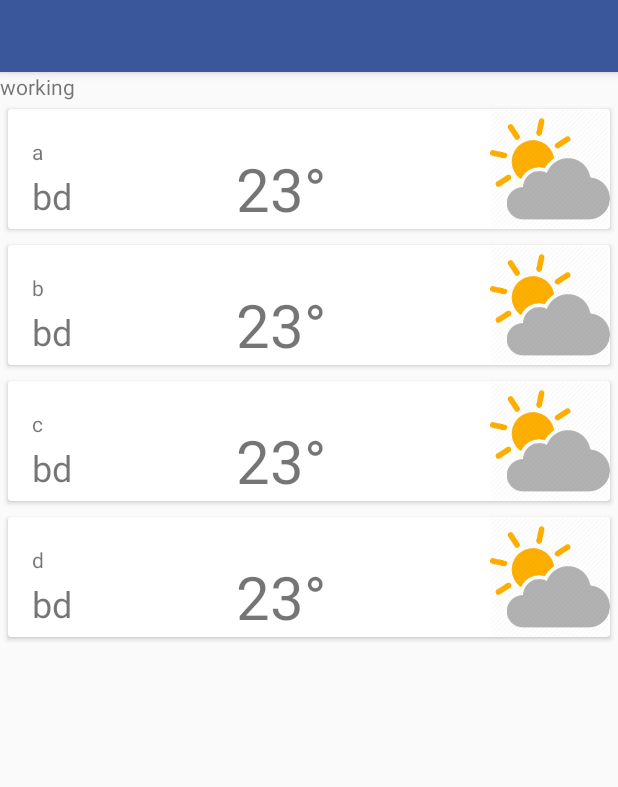
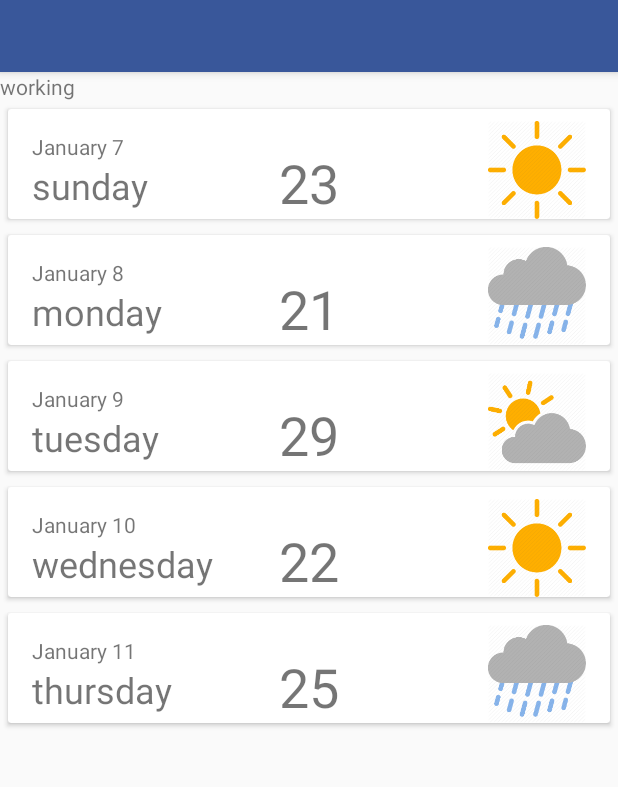
Before and after one commit to sayem-bs23/weather360, an Android app: the screen it shows after launch (MainActivity), tab 2 chosen, on a phone screen of 412 x 824 dp, the part 84-871 px from its top. Run offline under Robolectric (Android 15) with nearby library versions, the phone set to English and light mode, and no system bars.

Commit message:
card decorated, click listener implemented

```diff
--- a/app/src/main/java/com/example/weather/CustomAdapter.kt
+++ b/app/src/main/java/com/example/weather/CustomAdapter.kt
@@ -6,34 +6,41 @@ import android.view.ViewGroup
 import android.widget.ImageView
 import android.widget.TextView
 import androidx.recyclerview.widget.RecyclerView
+import kotlinx.android.synthetic.main.card_details.view.*
 import org.w3c.dom.Text
 
-class CustomAdapter (val userList: ArrayList<User>): RecyclerView.Adapter<CustomAdapter.ViewHolder>(){
+class CustomAdapter (val weatherList: ArrayList<Weather>,  val clickListener: (Weather) -> Unit): RecyclerView.Adapter<CustomAdapter.ViewHolder>(){ //Extend the Adapter
     override fun onCreateViewHolder(parent: ViewGroup, viewType: Int): ViewHolder {
         val v = LayoutInflater.from(parent?.context).inflate(R.layout.card_weather, parent, false)
         return ViewHolder(v)
     }
 
     override fun getItemCount(): Int {
-        return userList.size
+        return weatherList.size
     }
 
     override fun onBindViewHolder(holder: ViewHolder, position: Int) {
-        val user: User = userList[position]
+        val weather: Weather = weatherList[position]
 
-        holder?.textViewName.text = user.name //from data source we are putting the date to the place holder
-        holder?.textViewAddress.text = user.address
-        holder?.imageView_weatherCard.setImageResource(R.mipmap.partly_cloudy)
-
+        holder?.date.text = weather.date //from data source we are putting the date to the place holder
+        holder?.day.text = weather.day
+        holder?.temperature.text = weather.temperature
+        holder?.foreCastImage.setImageResource(weather.getForecastImageSource())
+        holder?.bind(weatherList[position], clickListener)
 
     }
 
 
-    class ViewHolder(itemView: View): RecyclerView.ViewHolder(itemView){
-        val textViewName = itemView.findViewById(R.id.textViewName) as TextView
-        val textViewAddress = itemView.findViewById(R.id.textViewAddress) as TextView
-        val imageView_weatherCard = itemView.findViewById(R.id.weatherCard_imageView) as ImageView
+    class ViewHolder(itemView: View): RecyclerView.ViewHolder(itemView){ //ViewHolder & Click Listener
+        val date = itemView.findViewById(R.id.date_cardTextView) as TextView
+        val day = itemView.findViewById(R.id.day_cardTextView) as TextView
+        val foreCastImage = itemView.findViewById(R.id.weatherCard_imageView) as ImageView
+        val temperature = itemView.findViewById(R.id.temperature__cardTextView) as TextView
 
+        fun bind(weather: Weather, clickListener: (Weather) -> Unit){
+            //TODO: Implement new fragment
+            itemView.setOnClickListener({clickListener(weather)})  //Assign Click Listener to the View Holder
+        }
 
     }
 }
--- a/app/src/main/java/com/example/weather/TenDaysFragment.kt
+++ b/app/src/main/java/com/example/weather/TenDaysFragment.kt
@@ -10,6 +10,7 @@ import android.view.ViewGroup
 import kotlinx.android.synthetic.main.fragment_ten_days.*
 import android.widget.ArrayAdapter
 import android.widget.LinearLayout
+import android.widget.Toast
 import androidx.recyclerview.widget.LinearLayoutManager
 import androidx.recyclerview.widget.RecyclerView
 import java.lang.reflect.Constructor
@@ -22,33 +23,35 @@ class TenDaysFragment: Fragment(){
         savedInstanceState: Bundle?
     ):View? {
         var temp = inflater.inflate(R.layout.fragment_ten_days, container, false)!!
-
-//        var weatherList = listOf<String>("cat", "dog", "cow")
-//        val listViewAdapter = ArrayAdapter<String>(context!!, android.R.layout.simple_list_item_1, weatherList)
-//        weather_list_view.adapter = listViewAdapter
-
-
         return temp
     }
     override fun onViewCreated(view: View, savedInstanceState: Bundle?) {
         super.onViewCreated(view, savedInstanceState)
+        weather_recycler_view.layoutManager = LinearLayoutManager(context)
 
-//        var weatherList = listOf<String>("weather_sunny", "weather_cloudy", "weather_rainy")
-//        val listViewAdapter = ArrayAdapter<String>(view.context, android.R.layout.simple_list_item_1, weatherList)
-//
-//        weather_list_view.adapter = listViewAdapter
+        //load data from api/data-source
+        val weatherList = loadDataFromApi()
+        weather_recycler_view.adapter = CustomAdapter(weatherList, {weather: Weather -> weatherItemClicked(weather)})  //register click handler with the adapter
 
-        weather_recycler_view.layoutManager = LinearLayoutManager(context)
-        val users = ArrayList<User>()
-        users.add(User("a", "bd"))
-        users.add(User("b", "bd"))
-        users.add(User("c", "bd"))
-        users.add(User("d", "bd"))
 
-        weather_recycler_view.adapter = CustomAdapter(users)
+    }
+    fun loadDataFromApi():ArrayList<Weather> {
+        //api format:  xyz.com/date/
+        //return  json like "{ "7/10/2019" : 23}"
+        val weatherList = ArrayList<Weather>()
+        weatherList.add(Weather("January 7", "sunday", "23", ForeCast.SUNNY))
+        weatherList.add(Weather("January 8", "monday", "21", ForeCast.RAIN_HEAVY))
+        weatherList.add(Weather("January 9", "tuesday", "29", ForeCast.PARTLY_CLOUD))
+        weatherList.add(Weather("January 10", "wednesday", "22", ForeCast.SUNNY))
+        weatherList.add(Weather("January 11", "thursday", "25", ForeCast.RAIN_HEAVY))
 
+        return weatherList
+    }
+
+    private fun weatherItemClicked(weather: Weather) {
+        val cat = listOf<String>("cat")
+        Toast.makeText(context, "Clicked: ${weather.day}", Toast.LENGTH_LONG).show()
     }
 
 
-
 }
--- a/app/src/main/java/com/example/weather/User.kt
+++ /dev/null
@@ -1,5 +0,0 @@
-package com.example.weather
-
-data class User(val name:String, val address: String){
-
-}
--- /dev/null
+++ b/app/src/main/java/com/example/weather/Weather.kt
@@ -0,0 +1,22 @@
+package com.example.weather
+
+data class Weather(val date:String, val day: String, val temperature:String, val foreCast: ForeCast){
+    fun getForecastImageSource(): Int{
+        when(foreCast){
+            ForeCast.SUNNY -> return R.mipmap.sunny
+            ForeCast.PARTLY_CLOUD -> return R.mipmap.partly_cloudy
+            ForeCast.RAIN_HEAVY-> return R.mipmap.rain_heavy
+        }
+
+        return R.drawable.ic_launcher_foreground
+    }
+
+
+}
+
+
+enum class ForeCast(val forecastValue: String) {
+    SUNNY("sunny"),
+    PARTLY_CLOUD("partly_cloud"),
+    RAIN_HEAVY("rain_heavy")
+}
--- a/app/src/main/res/layout/card_weather.xml
+++ b/app/src/main/res/layout/card_weather.xml
@@ -16,19 +16,19 @@
             android:layout_height="wrap_content">
 
             <TextView
-                android:id="@+id/textViewName"
+                android:id="@+id/date_cardTextView"
                 android:layout_width="wrap_content"
                 android:layout_height="wrap_content"
                 android:layout_marginStart="16dp"
                 android:layout_marginTop="15dp"
                 android:text="January 7"
-                app:layout_constraintBottom_toTopOf="@+id/textViewAddress"
+                app:layout_constraintBottom_toTopOf="@+id/day_cardTextView"
                 app:layout_constraintStart_toStartOf="parent"
                 app:layout_constraintTop_toTopOf="parent"
                 app:layout_constraintVertical_chainStyle="packed" />
 
             <TextView
-                android:id="@+id/textViewAddress"
+                android:id="@+id/day_cardTextView"
                 android:layout_width="wrap_content"
                 android:layout_height="wrap_content"
                 android:layout_marginStart="16dp"
@@ -40,20 +40,23 @@
 
             <ImageView
                 android:id="@+id/weatherCard_imageView"
-                android:layout_width="80dp"
-                android:layout_height="80dp"
+                android:layout_width="65dp"
+                android:layout_height="65dp"
+                android:layout_marginTop="8dp"
+                android:layout_marginEnd="16dp"
                 app:layout_constraintEnd_toEndOf="parent"
+                app:layout_constraintTop_toTopOf="parent"
                 app:srcCompat="@mipmap/partly_cloudy" />
 
             <TextView
-                android:id="@+id/temperature_textView"
+                android:id="@+id/temperature__cardTextView"
                 android:layout_width="wrap_content"
                 android:layout_height="wrap_content"
                 android:text="23°"
-                android:textSize="40sp"
+                android:textSize="36sp"
                 app:layout_constraintBottom_toBottomOf="parent"
-                app:layout_constraintEnd_toStartOf="@+id/weatherCard_imageView"
-                app:layout_constraintStart_toEndOf="@+id/textViewAddress" />
+                app:layout_constraintEnd_toEndOf="parent"
+                app:layout_constraintStart_toStartOf="parent" />
 
 
         </androidx.constraintlayout.widget.ConstraintLayout>
```
Also changed, not shown: app/src/main/res/layout/card_details.xml (added, +40 -0 lines), 1 other file.
